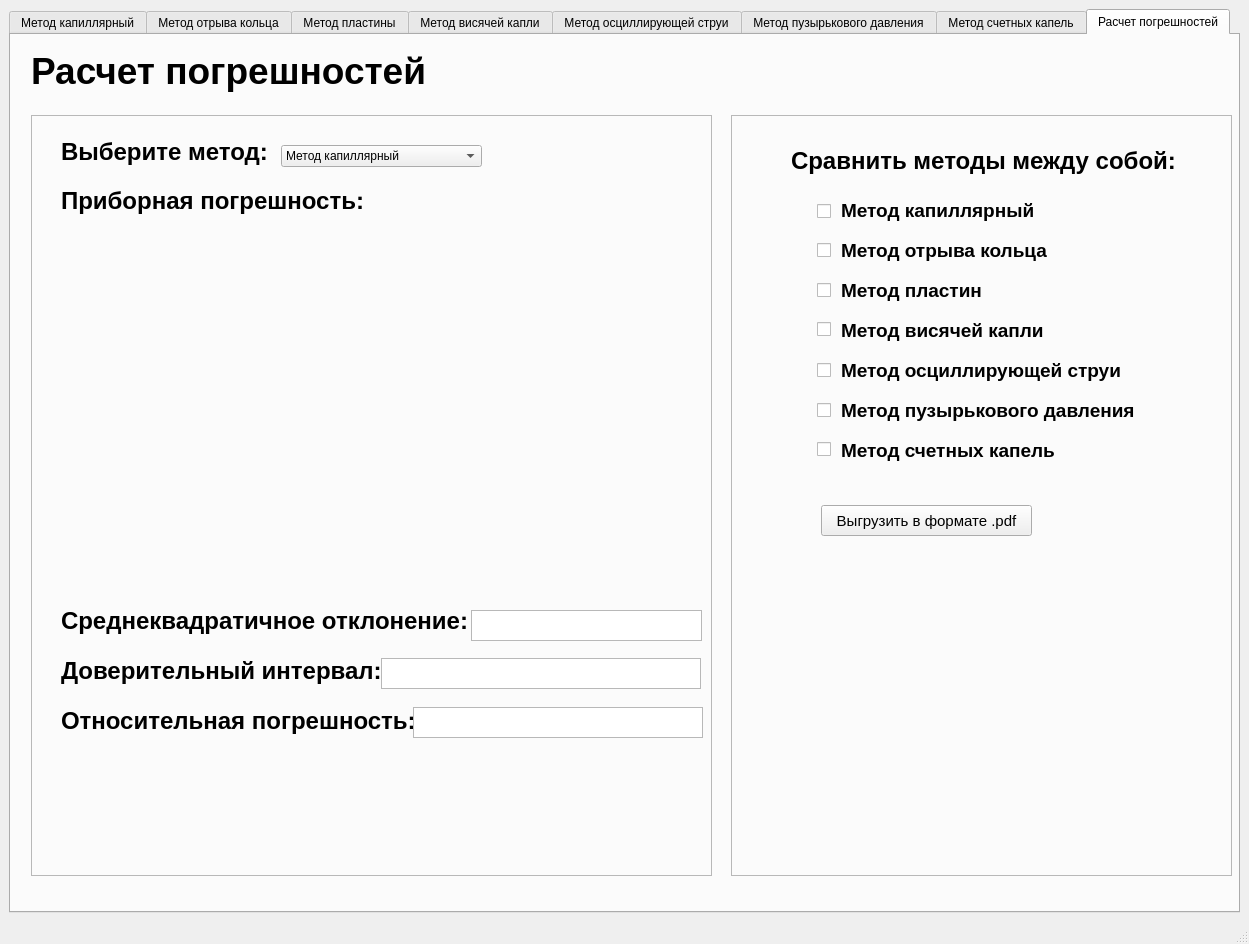
AzaFarr/lab_interface, file main_components/interface.ui: the form before one commit.
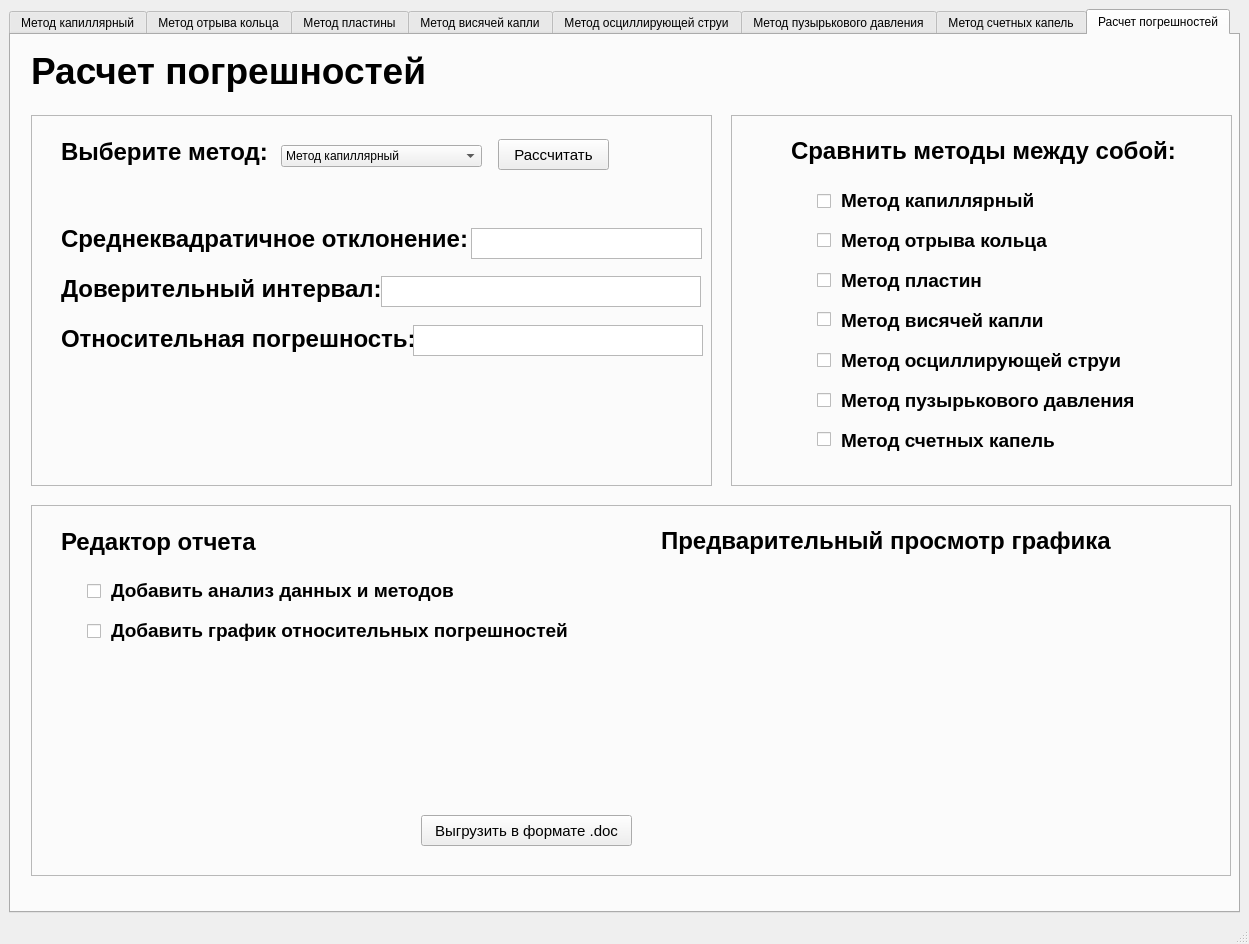
The form after the commit. The open tabs and pages were chosen to show the change. Icons and pictures are not drawn. Custom widgets are drawn as their Qt base class.

Commit message: a little changes in styles, added plotting, but NEED to complete the report editor

Diff of the .ui file:
```diff
--- a/main_components/interface.ui
+++ b/main_components/interface.ui
@@ -4056,7 +4056,7 @@
           <x>20</x>
           <y>80</y>
           <width>681</width>
-          <height>761</height>
+          <height>371</height>
          </rect>
         </property>
         <property name="frameShape">
@@ -4132,33 +4132,11 @@
           </property>
          </item>
         </widget>
-        <widget class="QLabel" name="label_53">
-         <property name="geometry">
-          <rect>
-           <x>30</x>
-           <y>70</y>
-           <width>421</width>
-           <height>31</height>
-          </rect>
-         </property>
-         <property name="font">
-          <font>
-           <family>Segoe UI</family>
-           <pointsize>18</pointsize>
-           <weight>75</weight>
-           <bold>true</bold>
-           <underline>false</underline>
-          </font>
-         </property>
-         <property name="text">
-          <string>Приборная погрешность:</string>
-         </property>
-        </widget>
         <widget class="QLabel" name="label_95">
          <property name="geometry">
           <rect>
            <x>30</x>
-           <y>490</y>
+           <y>108</y>
            <width>421</width>
            <height>31</height>
           </rect>
@@ -4180,7 +4158,7 @@
          <property name="geometry">
           <rect>
            <x>30</x>
-           <y>540</y>
+           <y>158</y>
            <width>421</width>
            <height>31</height>
           </rect>
@@ -4202,7 +4180,7 @@
          <property name="geometry">
           <rect>
            <x>30</x>
-           <y>590</y>
+           <y>208</y>
            <width>421</width>
            <height>31</height>
           </rect>
@@ -4224,7 +4202,7 @@
          <property name="geometry">
           <rect>
            <x>440</x>
-           <y>495</y>
+           <y>113</y>
            <width>231</width>
            <height>31</height>
           </rect>
@@ -4234,7 +4212,7 @@
          <property name="geometry">
           <rect>
            <x>350</x>
-           <y>543</y>
+           <y>161</y>
            <width>320</width>
            <height>31</height>
           </rect>
@@ -4244,12 +4222,31 @@
          <property name="geometry">
           <rect>
            <x>382</x>
-           <y>592</y>
+           <y>210</y>
            <width>290</width>
            <height>31</height>
           </rect>
          </property>
         </widget>
+        <widget class="QPushButton" name="pushButton_17">
+         <property name="geometry">
+          <rect>
+           <x>467</x>
+           <y>24</y>
+           <width>111</width>
+           <height>31</height>
+          </rect>
+         </property>
+         <property name="font">
+          <font>
+           <family>Segoe UI</family>
+           <pointsize>11</pointsize>
+          </font>
+         </property>
+         <property name="text">
+          <string>Рассчитать</string>
+         </property>
+        </widget>
        </widget>
        <widget class="QFrame" name="frame_16">
         <property name="geometry">
@@ -4257,7 +4254,7 @@
           <x>720</x>
           <y>80</y>
           <width>501</width>
-          <height>761</height>
+          <height>371</height>
          </rect>
         </property>
         <property name="frameShape">
@@ -4270,7 +4267,7 @@
          <property name="geometry">
           <rect>
            <x>60</x>
-           <y>30</y>
+           <y>20</y>
            <width>411</width>
            <height>31</height>
           </rect>
@@ -4288,30 +4285,11 @@
           <string>Сравнить методы между собой:</string>
          </property>
         </widget>
-        <widget class="QPushButton" name="pushButton_11">
-         <property name="geometry">
-          <rect>
-           <x>90</x>
-           <y>390</y>
-           <width>211</width>
-           <height>31</height>
-          </rect>
-         </property>
-         <property name="font">
-          <font>
-           <family>Segoe UI</family>
-           <pointsize>11</pointsize>
-          </font>
-         </property>
-         <property name="text">
-          <string>Выгрузить в формате .pdf</string>
-         </property>
-        </widget>
         <widget class="QLabel" name="label_51">
          <property name="geometry">
           <rect>
            <x>110</x>
-           <y>80</y>
+           <y>70</y>
            <width>201</width>
            <height>31</height>
           </rect>
@@ -4333,7 +4311,7 @@
          <property name="geometry">
           <rect>
            <x>110</x>
-           <y>120</y>
+           <y>110</y>
            <width>221</width>
            <height>31</height>
           </rect>
@@ -4355,7 +4333,7 @@
          <property name="geometry">
           <rect>
            <x>110</x>
-           <y>160</y>
+           <y>150</y>
            <width>201</width>
            <height>31</height>
           </rect>
@@ -4377,7 +4355,7 @@
          <property name="geometry">
           <rect>
            <x>110</x>
-           <y>200</y>
+           <y>190</y>
            <width>221</width>
            <height>31</height>
           </rect>
@@ -4399,7 +4377,7 @@
          <property name="geometry">
           <rect>
            <x>110</x>
-           <y>240</y>
+           <y>230</y>
            <width>291</width>
            <height>31</height>
           </rect>
@@ -4421,7 +4399,7 @@
          <property name="geometry">
           <rect>
            <x>110</x>
-           <y>280</y>
+           <y>270</y>
            <width>311</width>
            <height>31</height>
           </rect>
@@ -4443,7 +4421,7 @@
          <property name="geometry">
           <rect>
            <x>110</x>
-           <y>320</y>
+           <y>310</y>
            <width>351</width>
            <height>31</height>
           </rect>
@@ -4465,7 +4443,7 @@
          <property name="geometry">
           <rect>
            <x>86</x>
-           <y>81</y>
+           <y>71</y>
            <width>31</width>
            <height>31</height>
           </rect>
@@ -4478,7 +4456,7 @@
          <property name="geometry">
           <rect>
            <x>86</x>
-           <y>120</y>
+           <y>110</y>
            <width>31</width>
            <height>31</height>
           </rect>
@@ -4491,7 +4469,7 @@
          <property name="geometry">
           <rect>
            <x>86</x>
-           <y>199</y>
+           <y>189</y>
            <width>31</width>
            <height>31</height>
           </rect>
@@ -4504,7 +4482,7 @@
          <property name="geometry">
           <rect>
            <x>86</x>
-           <y>160</y>
+           <y>150</y>
            <width>31</width>
            <height>31</height>
           </rect>
@@ -4517,7 +4495,7 @@
          <property name="geometry">
           <rect>
            <x>86</x>
-           <y>240</y>
+           <y>230</y>
            <width>31</width>
            <height>31</height>
           </rect>
@@ -4530,7 +4508,7 @@
          <property name="geometry">
           <rect>
            <x>86</x>
-           <y>280</y>
+           <y>270</y>
            <width>31</width>
            <height>31</height>
           </rect>
@@ -4543,7 +4521,7 @@
          <property name="geometry">
           <rect>
            <x>86</x>
-           <y>319</y>
+           <y>309</y>
            <width>31</width>
            <height>31</height>
           </rect>
@@ -4553,6 +4531,165 @@
          </property>
         </widget>
        </widget>
+       <widget class="QFrame" name="frame_33">
+        <property name="geometry">
+         <rect>
+          <x>20</x>
+          <y>470</y>
+          <width>1200</width>
+          <height>371</height>
+         </rect>
+        </property>
+        <property name="frameShape">
+         <enum>QFrame::StyledPanel</enum>
+        </property>
+        <property name="frameShadow">
+         <enum>QFrame::Raised</enum>
+        </property>
+        <widget class="QLabel" name="label_53">
+         <property name="geometry">
+          <rect>
+           <x>30</x>
+           <y>21</y>
+           <width>211</width>
+           <height>31</height>
+          </rect>
+         </property>
+         <property name="font">
+          <font>
+           <family>Segoe UI</family>
+           <pointsize>18</pointsize>
+           <weight>75</weight>
+           <bold>true</bold>
+           <underline>false</underline>
+          </font>
+         </property>
+         <property name="text">
+          <string>Редактор отчета</string>
+         </property>
+        </widget>
+        <widget class="MplWidget" name="mplwidget" native="true">
+         <property name="geometry">
+          <rect>
+           <x>630</x>
+           <y>70</y>
+           <width>561</width>
+           <height>291</height>
+          </rect>
+         </property>
+        </widget>
+        <widget class="QLabel" name="label_98">
+         <property name="geometry">
+          <rect>
+           <x>630</x>
+           <y>20</y>
+           <width>461</width>
+           <height>31</height>
+          </rect>
+         </property>
+         <property name="font">
+          <font>
+           <family>Segoe UI</family>
+           <pointsize>18</pointsize>
+           <weight>75</weight>
+           <bold>true</bold>
+           <underline>false</underline>
+          </font>
+         </property>
+         <property name="text">
+          <string>Предварительный просмотр графика</string>
+         </property>
+        </widget>
+        <widget class="QCheckBox" name="cB_capillaryMethod_2">
+         <property name="geometry">
+          <rect>
+           <x>56</x>
+           <y>71</y>
+           <width>31</width>
+           <height>31</height>
+          </rect>
+         </property>
+         <property name="text">
+          <string/>
+         </property>
+        </widget>
+        <widget class="QLabel" name="label_101">
+         <property name="geometry">
+          <rect>
+           <x>80</x>
+           <y>70</y>
+           <width>351</width>
+           <height>31</height>
+          </rect>
+         </property>
+         <property name="font">
+          <font>
+           <family>Segoe UI</family>
+           <pointsize>14</pointsize>
+           <weight>75</weight>
+           <bold>true</bold>
+           <underline>false</underline>
+          </font>
+         </property>
+         <property name="text">
+          <string>Добавить анализ данных и методов</string>
+         </property>
+        </widget>
+        <widget class="QCheckBox" name="cB_capillaryMethod_4">
+         <property name="geometry">
+          <rect>
+           <x>56</x>
+           <y>111</y>
+           <width>31</width>
+           <height>31</height>
+          </rect>
+         </property>
+         <property name="text">
+          <string/>
+         </property>
+        </widget>
+        <widget class="QLabel" name="label_102">
+         <property name="geometry">
+          <rect>
+           <x>80</x>
+           <y>110</y>
+           <width>461</width>
+           <height>31</height>
+          </rect>
+         </property>
+         <property name="font">
+          <font>
+           <family>Segoe UI</family>
+           <pointsize>14</pointsize>
+           <weight>75</weight>
+           <bold>true</bold>
+           <underline>false</underline>
+          </font>
+         </property>
+         <property name="text">
+          <string>Добавить график относительных погрешностей</string>
+         </property>
+        </widget>
+        <widget class="QPushButton" name="pushButton_11">
+         <property name="geometry">
+          <rect>
+           <x>390</x>
+           <y>310</y>
+           <width>211</width>
+           <height>31</height>
+          </rect>
+         </property>
+         <property name="font">
+          <font>
+           <family>Segoe UI</family>
+           <pointsize>11</pointsize>
+          </font>
+         </property>
+         <property name="text">
+          <string>Выгрузить в формате .doc</string>
+         </property>
+        </widget>
+       </widget>
       </widget>
      </widget>
     </item>
@@ -4571,6 +4708,12 @@
   <widget class="QStatusBar" name="statusbar"/>
  </widget>
  <customwidgets>
+  <customwidget>
+   <class>MplWidget</class>
+   <extends>QWidget</extends>
+   <header location="global">mplwidget.h</header>
+   <container>1</container>
+  </customwidget>
   <customwidget>
    <class>Tables</class>
    <extends>QTableView</extends>
```
Left out of the diff: 894 changed lines with no effect on the pictures. The commit also changes 1 other file.
